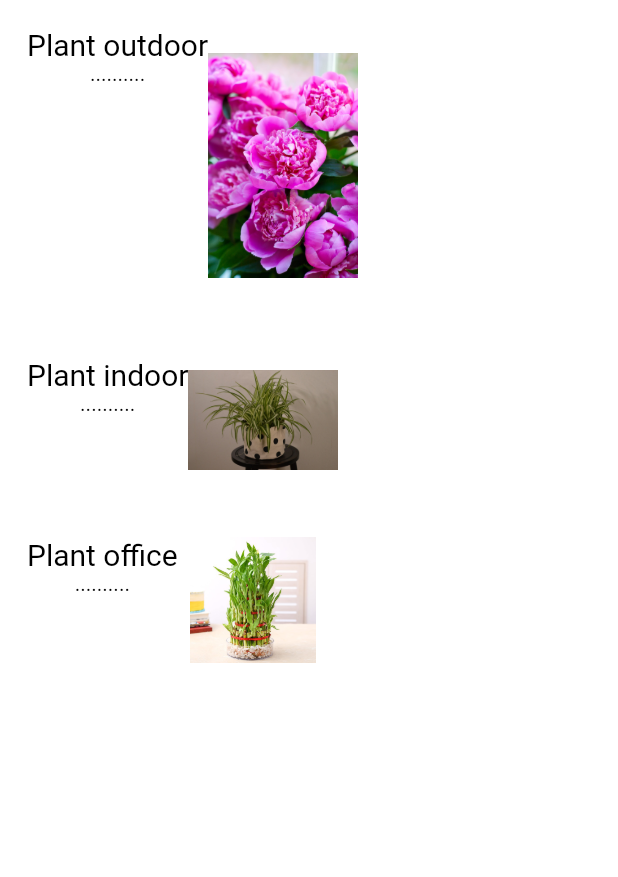
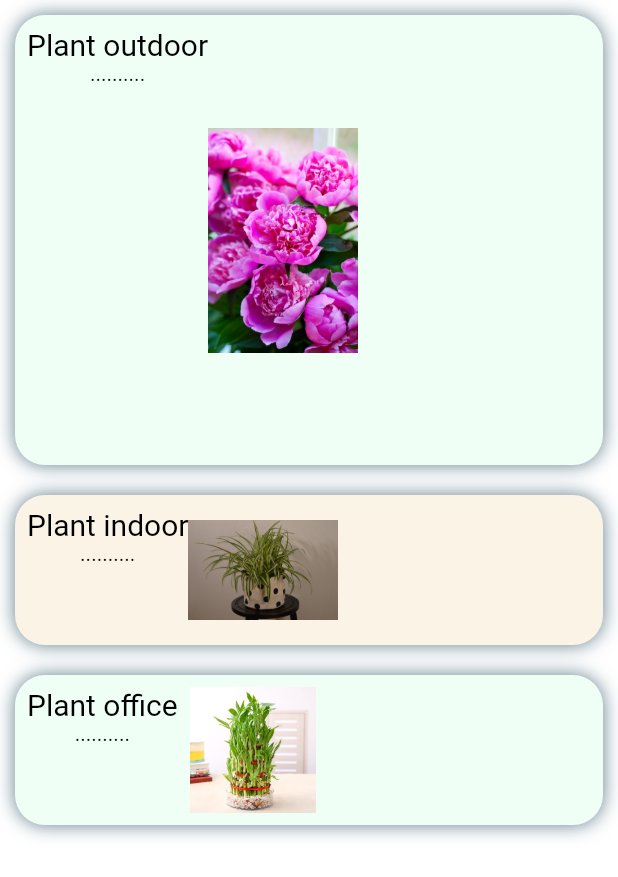
Before and after one commit to ngocdu171/Plants-Shop-App, a Flutter app: the Category widget shown alone on an empty page, opened directly, on a phone screen of 412 x 824 dp. Shown: the top 877 px of the screen. Run offline on Flutter 3.47's test engine with Material 2 defaults, Android fonts, the light colour scheme and no system bars; our stand-ins replace google_fonts.

Commit message:
create category_cade

```diff
--- a/plantshopapps/lib/widgets/category.dart
+++ b/plantshopapps/lib/widgets/category.dart
@@ -7,27 +7,50 @@ class Category extends StatelessWidget {
   @override
   Widget build(BuildContext context) {
     return Container(
-      height: 500,
-      child: ListView(
-        scrollDirection: Axis.vertical,
-        children: const <Widget>[
+      height: 700,
+      child: Column(
+          children: const <Widget>[
           CategoryCard(
-            200,
+            255, 239, 255, 246,
+            300,
             "Plant outdoor",
             "assets/images/peonies_Outdoor.jpg"
           ),
           CategoryCard(
+            255, 250, 243, 230,
             100,
             "Plant indoor",
             "assets/images/Spider Plant.jpg"
           ),
           CategoryCard(
+            255, 239, 255, 246,
             100,
             "Plant office",
             "assets/images/bamboo_Office.jpeg"
           ),
         ],
       ),
+
+      // child: ListView(
+      //   scrollDirection: Axis.vertical,
+      //   children: const <Widget>[
+      //     CategoryCard(
+      //       200,
+      //       "Plant outdoor",
+      //       "assets/images/peonies_Outdoor.jpg"
+      //     ),
+      //     CategoryCard(
+      //       100,
+      //       "Plant indoor",
+      //       "assets/images/Spider Plant.jpg"
+      //     ),
+      //     CategoryCard(
+      //       100,
+      //       "Plant office",
+      //       "assets/images/bamboo_Office.jpeg"
+      //     ),
+      //   ],
+      // ),
     );
   }
 }
--- a/plantshopapps/lib/widgets/category_card.dart
+++ b/plantshopapps/lib/widgets/category_card.dart
@@ -4,13 +4,28 @@ class CategoryCard extends StatelessWidget {
   final double heightcon;
   final String plantname;
   final String url;
+  final int a;
+  final int r;
+  final int g;
+  final int b;
 
-  const CategoryCard( this.heightcon,this.plantname, this.url );
+  const CategoryCard(this.a, this.r, this.g, this.b, this.heightcon,this.plantname, this.url );
   @override
   Widget build(BuildContext context) {
     return Padding(
       padding: const EdgeInsets.all(10.0),
       child: Container(
+        decoration: BoxDecoration(
+          borderRadius: const BorderRadius.all(Radius.circular(20)),
+          color: Color.fromARGB(a, r, g, b),
+          // color: Color.fromARGB(255, 239, 255, 246),
+          boxShadow: const [
+            BoxShadow(
+              color: Colors.blueGrey,
+              blurRadius: 10
+            )
+          ]
+        ),
         height: heightcon,
         child: Padding(
           padding: const EdgeInsets.all(8.0),
```
